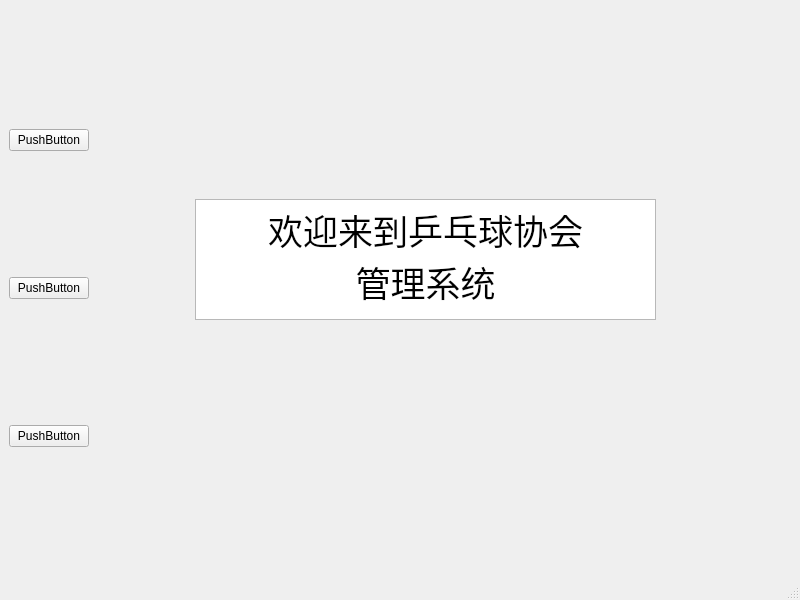
This is mainwindow.ui in 35easy/PingPongClub as Qt 5 draws it before an edit. The edited form follows.
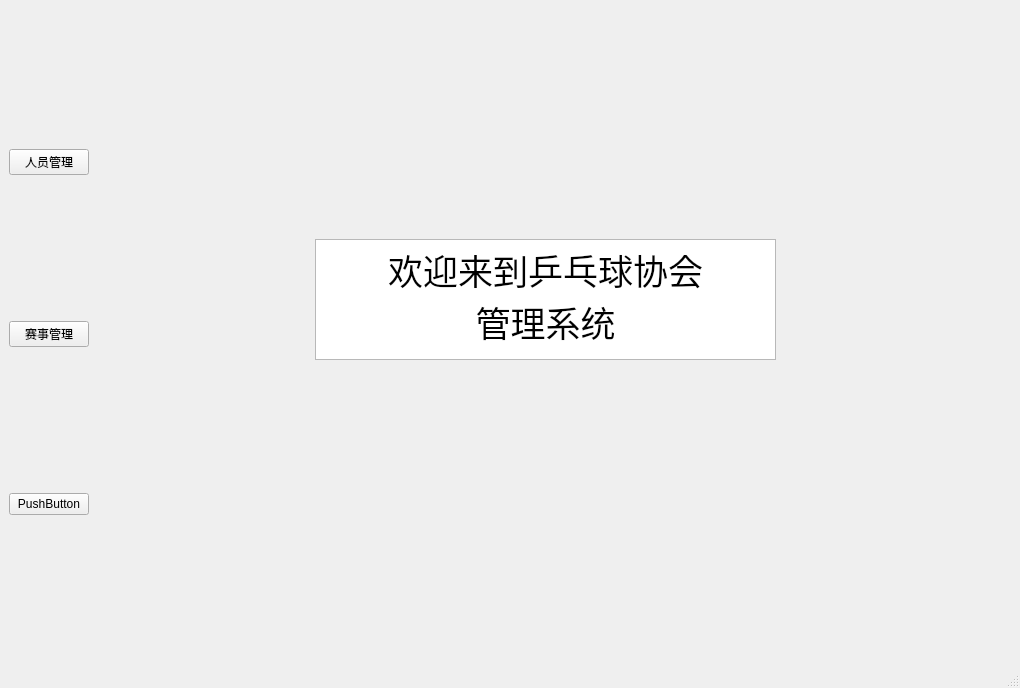
This is the edited form.

What changed in the file:
```diff
--- a/mainwindow.ui
+++ b/mainwindow.ui
@@ -6,8 +6,8 @@
    <rect>
     <x>0</x>
     <y>0</y>
-    <width>800</width>
-    <height>600</height>
+    <width>1020</width>
+    <height>688</height>
    </rect>
   </property>
   <property name="windowTitle">
@@ -20,14 +20,14 @@
       <item>
        <widget class="QPushButton" name="pushButton">
         <property name="text">
-         <string>PushButton</string>
+         <string>人员管理</string>
         </property>
        </widget>
       </item>
       <item>
        <widget class="QPushButton" name="pushButton_2">
         <property name="text">
-         <string>PushButton</string>
+         <string>赛事管理</string>
         </property>
        </widget>
       </item>
@@ -49,8 +49,8 @@
        <widget class="QTextBrowser" name="textBrowser">
         <property name="geometry">
          <rect>
-          <x>100</x>
-          <y>190</y>
+          <x>220</x>
+          <y>230</y>
           <width>461</width>
           <height>121</height>
          </rect>
```
Left out of the diff: 4 changed lines with no effect on the pictures.
